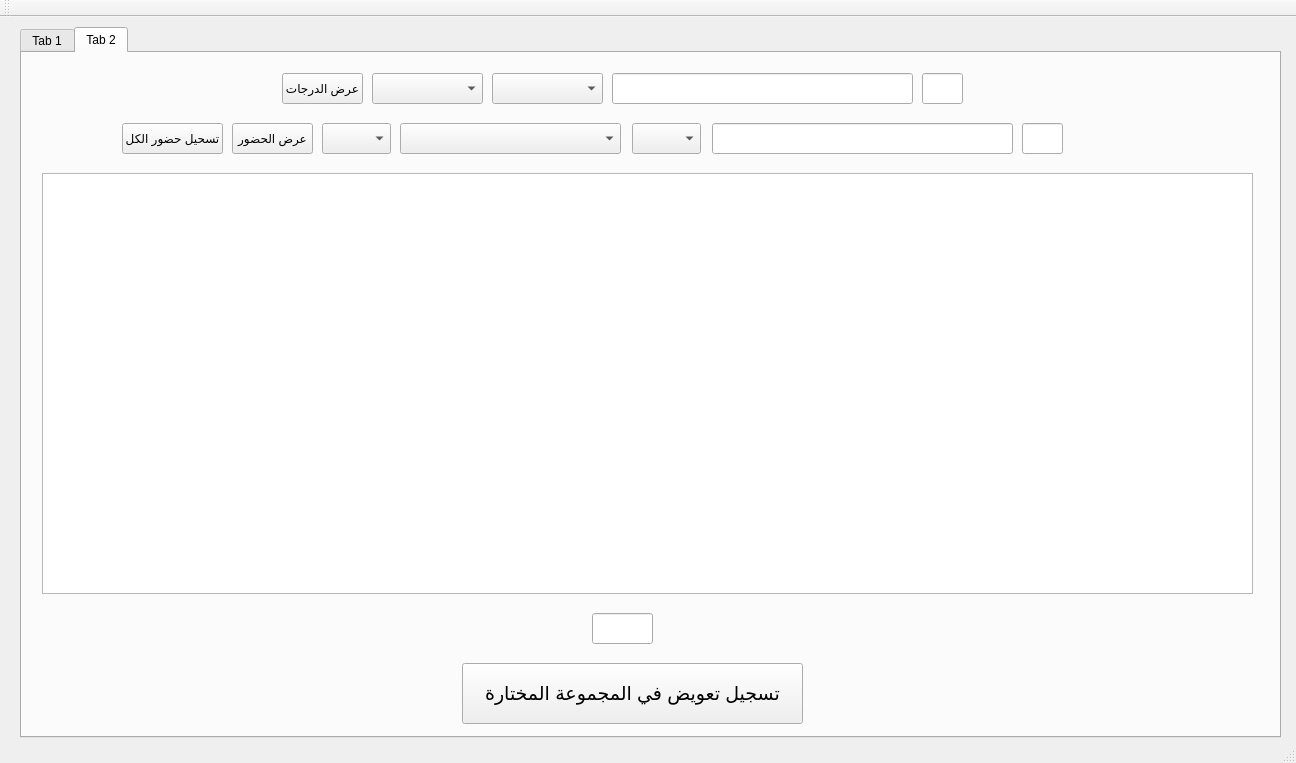
This is student_manager/mainwindow.ui in shedeed1/student_manager as Qt 5 draws it before an edit. The edited form follows.
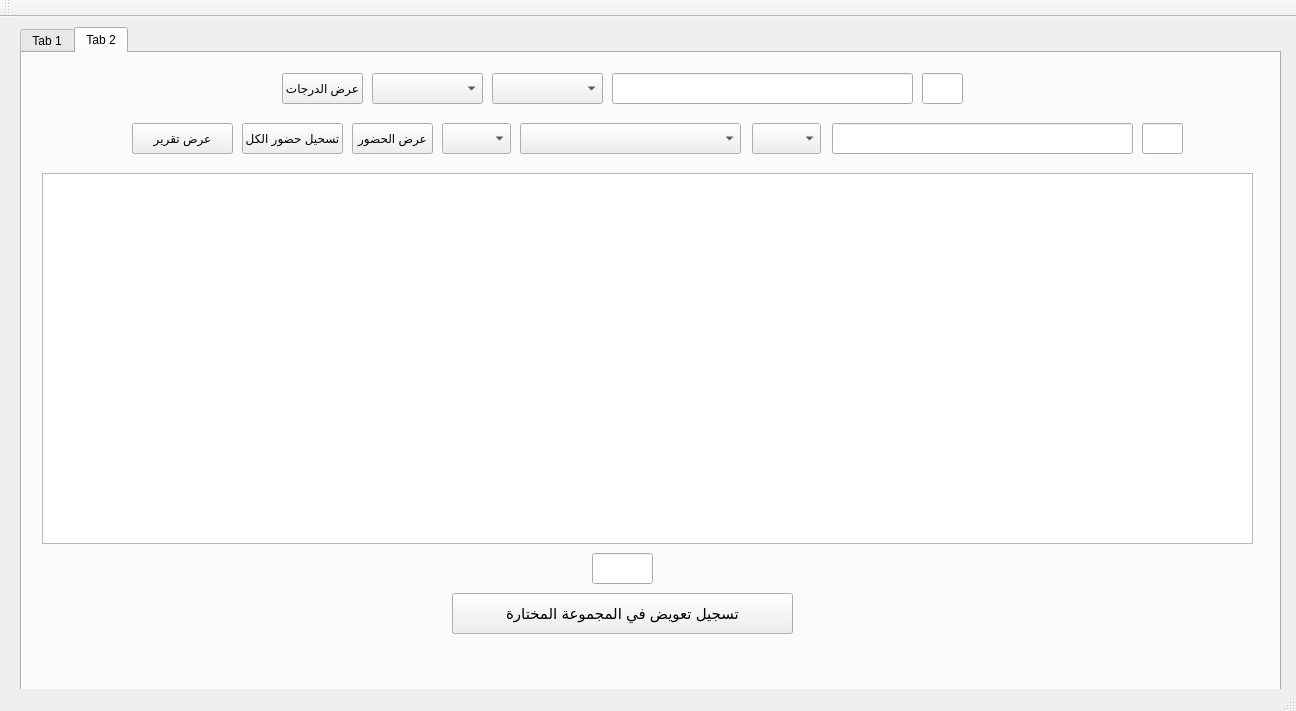
This is the edited form.

Commit message: Added group report+ improved compensation recording

```diff
--- a/student_manager/mainwindow.ui
+++ b/student_manager/mainwindow.ui
@@ -7,7 +7,7 @@
     <x>0</x>
     <y>0</y>
     <width>1296</width>
-    <height>763</height>
+    <height>711</height>
    </rect>
   </property>
   <property name="windowTitle">
@@ -20,7 +20,7 @@
       <x>20</x>
       <y>10</y>
       <width>1261</width>
-      <height>711</height>
+      <height>671</height>
      </rect>
     </property>
     <property name="tabPosition">
@@ -309,7 +309,7 @@
      <widget class="QComboBox" name="groupComboBox2">
       <property name="geometry">
        <rect>
-        <x>300</x>
+        <x>420</x>
         <y>70</y>
         <width>69</width>
         <height>31</height>
@@ -329,7 +329,7 @@
      <widget class="QPushButton" name="viewAttendance">
       <property name="geometry">
        <rect>
-        <x>210</x>
+        <x>330</x>
         <y>70</y>
         <width>81</width>
         <height>31</height>
@@ -342,7 +342,7 @@
      <widget class="QLineEdit" name="name2">
       <property name="geometry">
        <rect>
-        <x>690</x>
+        <x>810</x>
         <y>70</y>
         <width>301</width>
         <height>31</height>
@@ -352,7 +352,7 @@
      <widget class="QComboBox" name="dateComboBox">
       <property name="geometry">
        <rect>
-        <x>378</x>
+        <x>498</x>
         <y>70</y>
         <width>221</width>
         <height>31</height>
@@ -362,7 +362,7 @@
      <widget class="QLineEdit" name="id2">
       <property name="geometry">
        <rect>
-        <x>1000</x>
+        <x>1120</x>
         <y>70</y>
         <width>41</width>
         <height>31</height>
@@ -372,7 +372,7 @@
      <widget class="QComboBox" name="dayComboBox2">
       <property name="geometry">
        <rect>
-        <x>610</x>
+        <x>730</x>
         <y>70</y>
         <width>69</width>
         <height>31</height>
@@ -405,15 +405,52 @@
      <widget class="QLabel" name="result_label">
       <property name="geometry">
        <rect>
-        <x>960</x>
-        <y>600</y>
+        <x>460</x>
+        <y>590</y>
         <width>271</width>
         <height>41</height>
        </rect>
       </property>
+      <property name="palette">
+       <palette>
+        <active>
+         <colorrole role="WindowText">
+          <brush brushstyle="SolidPattern">
+           <color alpha="255">
+            <red>0</red>
+            <green>0</green>
+            <blue>255</blue>
+           </color>
+          </brush>
+         </colorrole>
+        </active>
+        <inactive>
+         <colorrole role="WindowText">
+          <brush brushstyle="SolidPattern">
+           <color alpha="255">
+            <red>0</red>
+            <green>0</green>
+            <blue>255</blue>
+           </color>
+          </brush>
+         </colorrole>
+        </inactive>
+        <disabled>
+         <colorrole role="WindowText">
+          <brush brushstyle="SolidPattern">
+           <color alpha="255">
+            <red>120</red>
+            <green>120</green>
+            <blue>120</blue>
+           </color>
+          </brush>
+         </colorrole>
+        </disabled>
+       </palette>
+      </property>
       <property name="font">
        <font>
-        <pointsize>16</pointsize>
+        <pointsize>12</pointsize>
        </font>
       </property>
       <property name="text">
@@ -452,22 +489,22 @@
         <x>20</x>
         <y>120</y>
         <width>1211</width>
-        <height>421</height>
+        <height>371</height>
        </rect>
       </property>
      </widget>
      <widget class="QPushButton" name="compensationBtn">
       <property name="geometry">
        <rect>
-        <x>440</x>
-        <y>610</y>
+        <x>430</x>
+        <y>540</y>
         <width>341</width>
-        <height>61</height>
+        <height>41</height>
        </rect>
       </property>
       <property name="font">
        <font>
-        <pointsize>14</pointsize>
+        <pointsize>11</pointsize>
        </font>
       </property>
       <property name="text">
@@ -478,7 +515,7 @@
       <property name="geometry">
        <rect>
         <x>570</x>
-        <y>560</y>
+        <y>500</y>
         <width>61</width>
         <height>31</height>
        </rect>
@@ -487,7 +524,7 @@
      <widget class="QPushButton" name="recordAttendanceToAll">
       <property name="geometry">
        <rect>
-        <x>100</x>
+        <x>220</x>
         <y>70</y>
         <width>101</width>
         <height>31</height>
@@ -497,6 +534,19 @@
        <string>تسحيل حضور الكل</string>
       </property>
      </widget>
+     <widget class="QPushButton" name="showGroupReport">
+      <property name="geometry">
+       <rect>
+        <x>110</x>
+        <y>70</y>
+        <width>101</width>
+        <height>31</height>
+       </rect>
+      </property>
+      <property name="text">
+       <string>عرض تقرير</string>
+      </property>
+     </widget>
     </widget>
    </widget>
   </widget>
```
Left out of the diff: 10 changed lines with no effect on the pictures. The commit also changes 6 other files.
